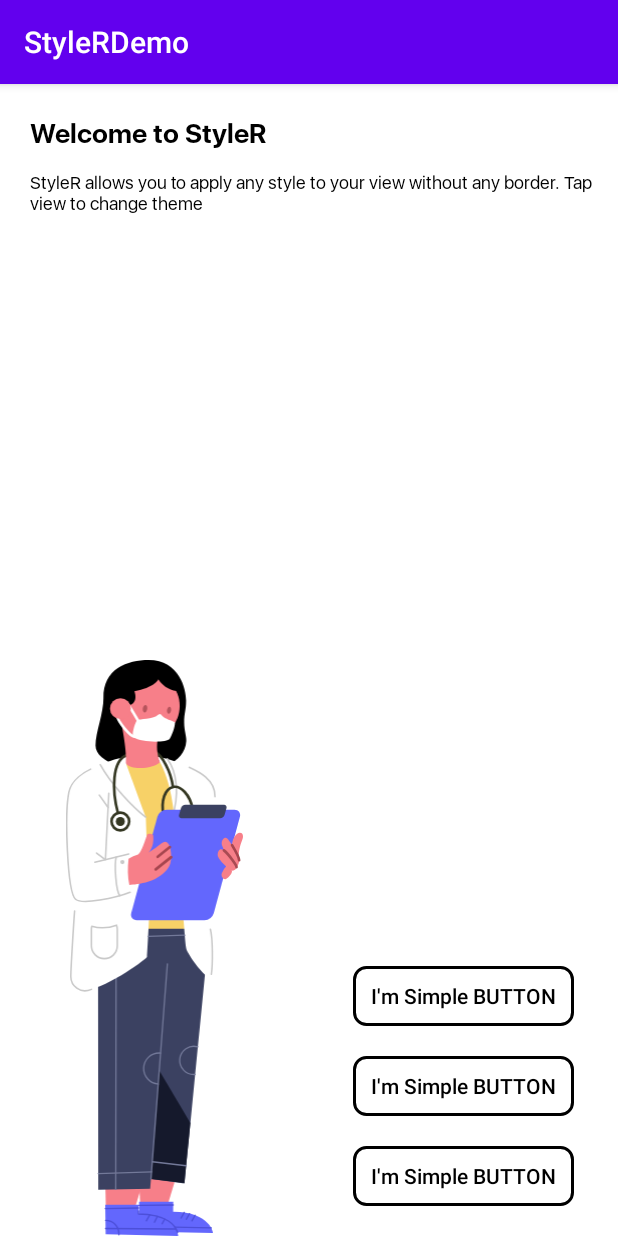
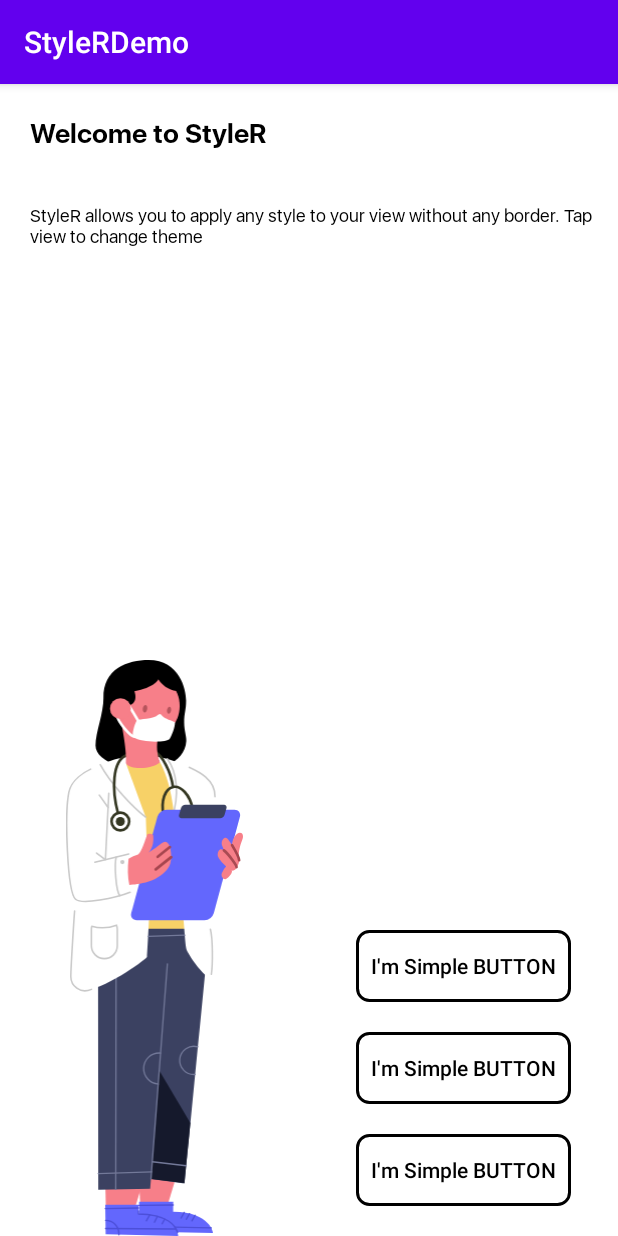
Before and after one commit to mayuce/StyleR, an Android app: the screen it shows after launch (MainActivity), on a phone screen of 412 x 824 dp. Run offline under Robolectric (Android 15) with nearby library versions, the phone set to English and light mode, and no system bars; our stand-ins replace data binding.

Commit message:
[DEV][ali.yuce][Padding & Margin & TextAllCaps attributes added & Some cleanup & View background bug fix.]

```diff
--- a/app/build.gradle
+++ b/app/build.gradle
@@ -88,7 +88,8 @@ dependencies {
 
     implementation 'androidx.cardview:cardview:1.0.0'
 
-    implementation 'com.github.mayuce:StyleR:1.0.1'
+    // implementation 'com.github.mayuce:StyleR:1.0.2'
+    implementation project(path: ':styler')
 
     implementation 'com.squareup.retrofit2:converter-gson:2.7.1'
 
--- a/app/src/main/java/com/labters/stylerdemo/MainActivity.kt
+++ b/app/src/main/java/com/labters/stylerdemo/MainActivity.kt
@@ -9,7 +9,6 @@
 
 package com.labters.stylerdemo
 
-import android.content.Intent
 import android.os.Bundle
 import androidx.appcompat.app.AppCompatActivity
 import androidx.databinding.DataBindingUtil
--- a/app/src/main/java/com/labters/stylerdemo/components/sampleview/style.json
+++ b/app/src/main/java/com/labters/stylerdemo/components/sampleview/style.json
@@ -6,7 +6,8 @@
     },
     {
       "id": "tv_description",
-      "style": "AppText"
+      "style": "AppText",
+      "marginTop": 32
     }
   ],
   "SampleView.Reverse": [
@@ -16,7 +17,8 @@
     },
     {
       "id": "tv_description",
-      "style": "AppText.Header"
+      "style": "AppText.Header",
+      "marginTop": 16
     }
   ],
   "SampleView.HugeHeader": [
@@ -28,7 +30,8 @@
     },
     {
       "id": "tv_description",
-      "style": "AppText"
+      "style": "AppText",
+      "marginTop": 0
     }
   ]
 }
--- a/app/src/main/java/com/labters/stylerdemo/components/simplebutton/style.json
+++ b/app/src/main/java/com/labters/stylerdemo/components/simplebutton/style.json
@@ -2,7 +2,9 @@
   "SimpleButtonView": [
     {
       "id": "btn_simple",
-      "style": "RedButton"
+      "style": "RedButton",
+      "paddingStart": 10,
+      "paddingEnd": 10
     }
   ]
 }
--- a/app/src/main/res/layout/view_simple_button.xml
+++ b/app/src/main/res/layout/view_simple_button.xml
@@ -13,11 +13,6 @@
     <androidx.appcompat.widget.AppCompatButton
         android:id="@+id/btn_simple"
         android:layout_width="match_parent"
-        android:layout_height="40dp"
-        android:paddingStart="12dp"
-        android:paddingTop="0dp"
-        android:paddingEnd="12dp"
-        android:paddingBottom="0dp"
-        android:text="I'm Simple BUTTON"
-        android:textAllCaps="false" />
+        android:layout_height="wrap_content"
+        android:text="I'm Simple BUTTON" />
 </layout>
--- a/app/src/main/res/raw/styler.json
+++ b/app/src/main/res/raw/styler.json
@@ -17,7 +17,9 @@
   "SimpleButtonView": [
     {
       "id": "btn_simple",
-      "style": "RedButton"
+      "style": "RedButton",
+      "paddingStart": 10,
+      "paddingEnd": 10
     }
   ]
 ,
@@ -51,7 +53,8 @@
     },
     {
       "id": "tv_description",
-      "style": "AppText"
+      "style": "AppText",
+      "marginTop": 32
     }
   ],
   "SampleView.Reverse": [
@@ -61,7 +64,8 @@
     },
     {
       "id": "tv_description",
-      "style": "AppText.Header"
+      "style": "AppText.Header",
+      "marginTop": 16
     }
   ],
   "SampleView.HugeHeader": [
@@ -73,7 +77,8 @@
     },
     {
       "id": "tv_description",
-      "style": "AppText"
+      "style": "AppText",
+      "marginTop": 0
     }
   ]
 ,
--- a/app/src/main/res/raw/styles.json
+++ b/app/src/main/res/raw/styles.json
@@ -6,6 +6,7 @@
     "backgroundColor": "black",
     "pressedBackgroundColor": "red",
     "disabledBackgroundColor": "blue",
+    "textAllCaps": false,
     "backgroundRadius": 8,
     "backgroundBorderWidth": 2
   },
--- a/styler/src/main/java/com/labters/styler/constants/StyleRAttributes.kt
+++ /dev/null
@@ -1,16 +0,0 @@
-/*
- * *
- *  * Created by Ali YUCE on 10/18/20 9:16 PM
- *  * Copyright (c) 2020 . All rights reserved.
- *  * Last modified 10/11/20 12:19 PM
- *  * GitHub: https://github.com/mayuce
- *
- */
-
-package com.labters.styler.constants
-
-class StyleRAttributes {
-    companion object {
-
-    }
-}
--- a/styler/src/main/java/com/labters/styler/viewbinders/button/ButtonBinder.kt
+++ b/styler/src/main/java/com/labters/styler/viewbinders/button/ButtonBinder.kt
@@ -13,7 +13,7 @@ import android.widget.Button
 import com.labters.styler.StyleRProvider
 
 @Suppress("MemberVisibilityCanBePrivate")
-class ButtonBinder {
+internal class ButtonBinder {
 
     companion object {
         const val ATTR_STYLE = "style"
--- a/styler/src/main/java/com/labters/styler/viewbinders/textview/TextViewBinder.kt
+++ b/styler/src/main/java/com/labters/styler/viewbinders/textview/TextViewBinder.kt
@@ -16,13 +16,14 @@ import android.widget.TextView
 import com.labters.styler.StyleRProvider
 
 @Suppress("MemberVisibilityCanBePrivate")
-class TextViewBinder {
+internal class TextViewBinder {
 
     companion object {
         const val NO_COLOR = "#00000000"
 
         const val ATTR_STYLE = "style"
         const val ATTR_TEXT_SIZE = "textSize"
+        const val ATTR_TEXT_ALL_CAPS = "textAllCaps"
         const val ATTR_FONT_NAME = "fontName"
         const val ATTR_TEXT_COLOR = "textColor"
         const val ATTR_DISABLED_TEXT_COLOR = "disabledTextColor"
@@ -34,6 +35,7 @@ class TextViewBinder {
                 StyleRProvider.getStyle(it)?.let { style -> setStyleR(style) }
             }
             map[ATTR_TEXT_SIZE]?.toFloatOrNull()?.let { textSize = it }
+            map[ATTR_TEXT_ALL_CAPS]?.toBoolean()?.let { isAllCaps = it }
             map[ATTR_FONT_NAME]?.let {
                 typeface = Typeface.createFromAsset(context.assets, "$FONTS_PATH$it")
             }
--- a/styler/src/main/java/com/labters/styler/viewbinders/view/ViewBinder.kt
+++ b/styler/src/main/java/com/labters/styler/viewbinders/view/ViewBinder.kt
@@ -9,17 +9,19 @@
 
 package com.labters.styler.viewbinders.view
 
+import android.annotation.SuppressLint
 import android.content.res.ColorStateList
 import android.graphics.Color
 import android.graphics.drawable.GradientDrawable
 import android.view.View
+import android.view.ViewGroup
 import androidx.core.view.ViewCompat
 import com.labters.styler.StyleRProvider
 import com.labters.styler.extension.px
 
 
 @Suppress("MemberVisibilityCanBePrivate")
-class ViewBinder {
+internal class ViewBinder {
 
     companion object {
         const val ATTR_STYLE = "style"
@@ -29,6 +31,16 @@ class ViewBinder {
         const val ATTR_BACKGROUND_RADIUS = "backgroundRadius"
         const val ATTR_BACKGROUND_BORDER_SIZE = "backgroundBorderWidth"
         const val ATTR_ELEVATION = "elevation"
+        const val ATTR_PADDING = "padding"
+        const val ATTR_PADDING_TOP = "paddingTop"
+        const val ATTR_PADDING_BOTTOM = "paddingBottom"
+        const val ATTR_PADDING_START = "paddingStart"
+        const val ATTR_PADDING_END = "paddingEnd"
+        const val ATTR_MARGIN = "margin"
+        const val ATTR_MARGIN_TOP = "marginTop"
+        const val ATTR_MARGIN_BOTTOM = "marginBottom"
+        const val ATTR_MARGIN_START = "marginStart"
+        const val ATTR_MARGIN_END = "marginEnd"
 
         fun View.setStyleR(map: HashMap<String, String>) {
             map[ATTR_STYLE]?.let {
@@ -44,9 +56,63 @@ class ViewBinder {
                     map[ATTR_BACKGROUND_RADIUS]?.toFloatOrNull()
                 )
             }
+            setViewPadding(
+                this,
+                map[ATTR_PADDING]?.toFloatOrNull()?.px?.toInt(),
+                map[ATTR_PADDING_TOP]?.toFloatOrNull()?.px?.toInt(),
+                map[ATTR_PADDING_BOTTOM]?.toFloatOrNull()?.px?.toInt(),
+                map[ATTR_PADDING_START]?.toFloatOrNull()?.px?.toInt(),
+                map[ATTR_PADDING_END]?.toFloatOrNull()?.px?.toInt()
+            )
+            setViewMargin(
+                this,
+                map[ATTR_MARGIN]?.toFloatOrNull()?.px?.toInt(),
+                map[ATTR_MARGIN_TOP]?.toFloatOrNull()?.px?.toInt(),
+                map[ATTR_MARGIN_BOTTOM]?.toFloatOrNull()?.px?.toInt(),
+                map[ATTR_MARGIN_START]?.toFloatOrNull()?.px?.toInt(),
+                map[ATTR_MARGIN_END]?.toFloatOrNull()?.px?.toInt()
+            )
             map[ATTR_ELEVATION]?.toFloatOrNull()?.let {
                 ViewCompat.setElevation(this, it)
             }
+        }
+
+        @SuppressLint("NewApi")
+        private fun setViewMargin(
+            view: View,
+            margin: Int?,
+            top: Int?,
+            bottom: Int?,
+            start: Int?,
+            end: Int?
+        ) {
+            (view.layoutParams as? ViewGroup.MarginLayoutParams)
+                ?.run {
+                    val isValidVersion =
+                        android.os.Build.VERSION.SDK_INT >= android.os.Build.VERSION_CODES.JELLY_BEAN_MR1
+                    setMargins(
+                        start ?: margin ?: if (isValidVersion) marginStart else leftMargin,
+                        top ?: margin ?: topMargin,
+                        end ?: margin ?: if (isValidVersion) marginEnd else rightMargin,
+                        bottom ?: margin ?: bottomMargin
+                    )
+                }
+        }
+
+        private fun setViewPadding(
+            view: View,
+            padding: Int?,
+            top: Int?,
+            bottom: Int?,
+            start: Int?,
+            end: Int?
+        ) {
+            view.setPadding(
+                start ?: padding ?: view.paddingLeft,
+                top ?: padding ?: view.paddingTop,
+                end ?: padding ?: view.paddingRight,
+                bottom ?: padding ?: view.paddingBottom
+            )
         }
 
         private fun generateBackground(
@@ -57,6 +123,8 @@ class ViewBinder {
             borderWidth: Int?,
             radius: Float?
         ) {
+            view.background = null
+            ViewCompat.setBackgroundTintList(view, null)
             val colorInt = Color.parseColor(StyleRProvider.getColor(color))
             val disabled = Color.parseColor(StyleRProvider.getColor(disabledColor ?: color))
             val pressed = Color.parseColor(StyleRProvider.getColor(pressedColor ?: color))
```
